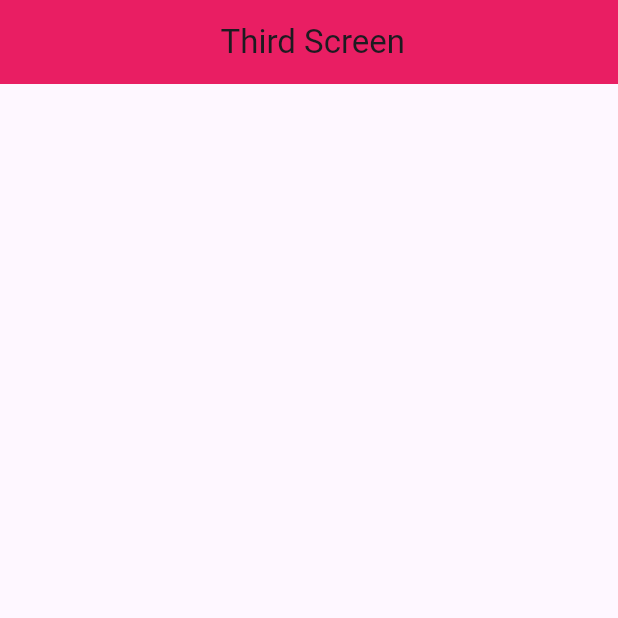
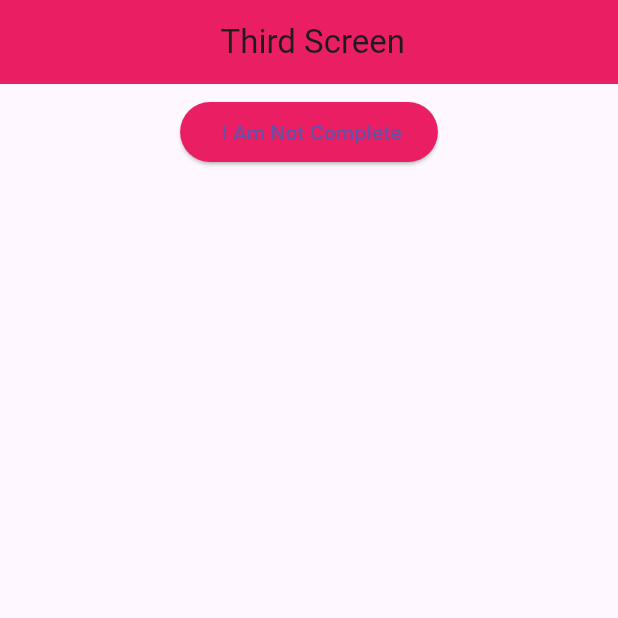
Before and after one commit to ashrafulislamakik/Flutter_Widgets_Module_5, a Flutter app: the thirdScreen screen opened directly, on a phone screen of 412 x 824 dp, the top half of it. Run offline on Flutter 3.47's test engine with Material 3 defaults, Android fonts, the phone set to English and light mode, and no system bars.

Commit message:
Update main.dart

```diff
--- a/lib/main.dart
+++ b/lib/main.dart
@@ -138,6 +138,16 @@ class thirdScreen extends StatelessWidget {
           child: Text(" Third Screen")),
       ),
 
+      body: Center(
+        child: Column(
+          children: [
+            Padding(
+              padding: const EdgeInsets.all(8.0),
+              child: ElevatedButton(onPressed: (){}, child: Text(" I Am Not Complete")),
+            )
+          ],
+        ),
+      ),
 
     );
   }
```
